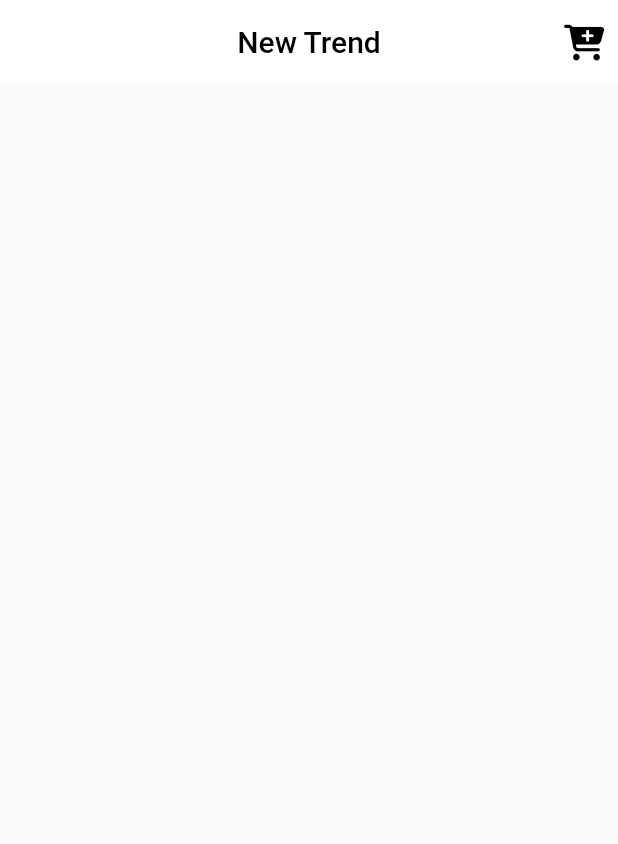
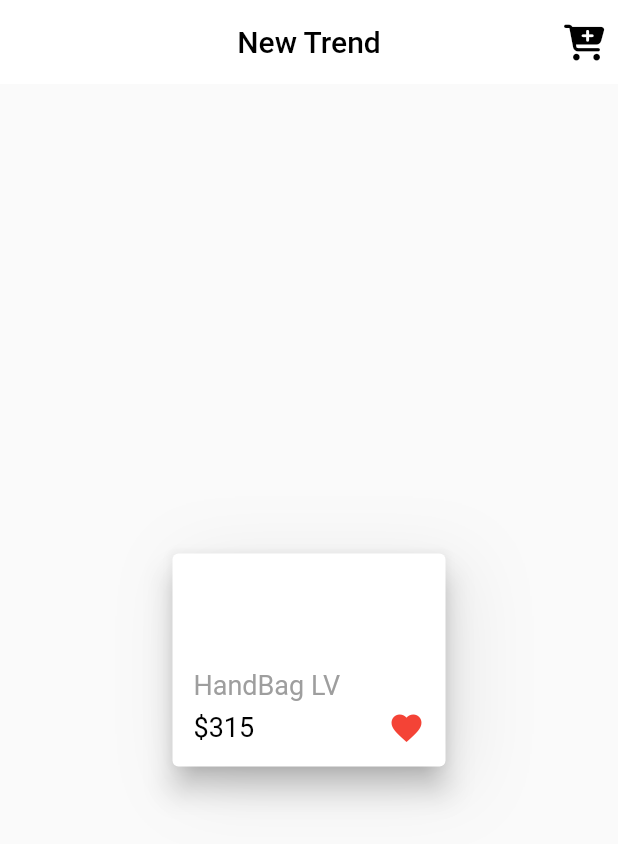
Before and after one commit to OmarAmeer96/Store-App, a Flutter app: the screen it shows after launch, on a phone screen of 412 x 824 dp. Shown: the top 844 px of the screen. Run offline on Flutter 3.47's test engine with Material 2 defaults, Android fonts, the phone set to English and light mode, and no system bars; our stand-ins replace font_awesome_flutter.

Commit message:
14th Commit

```diff
--- a/lib/screens/home_screen.dart
+++ b/lib/screens/home_screen.dart
@@ -31,6 +31,60 @@ class HomeScreen extends StatelessWidget {
           ),
         ),
       ),
+      body: Center(
+        child: Container(
+          height: 150,
+          width: 190,
+          decoration: BoxDecoration(
+            boxShadow: [
+              BoxShadow(
+                blurRadius: 40,
+                color: Colors.grey.withOpacity(0.2),
+                spreadRadius: 0,
+                offset: const Offset(10, 10),
+              ),
+            ],
+          ),
+          child: Card(
+            elevation: 8,
+            child: Padding(
+              padding: const EdgeInsets.symmetric(horizontal: 14, vertical: 14),
+              child: Column(
+                mainAxisAlignment: MainAxisAlignment.end,
+                crossAxisAlignment: CrossAxisAlignment.start,
+                children: [
+                  const Text(
+                    'HandBag LV',
+                    style: TextStyle(
+                      color: Colors.grey,
+                      fontSize: 18,
+                    ),
+                  ),
+                  const SizedBox(
+                    height: 6,
+                  ),
+                  Row(
+                    mainAxisAlignment: MainAxisAlignment.spaceBetween,
+                    children: const [
+                      Text(
+                        r'$315',
+                        style: TextStyle(
+                          color: Colors.black,
+                          fontSize: 18,
+                        ),
+                      ),
+                      Icon(
+                        Icons.favorite,
+                        color: Colors.red,
+                      ),
+                    ],
+                  ),
+                ],
+              ),
+            ),
+          ),
+        ),
+      ),
     );
   }
 }
```
